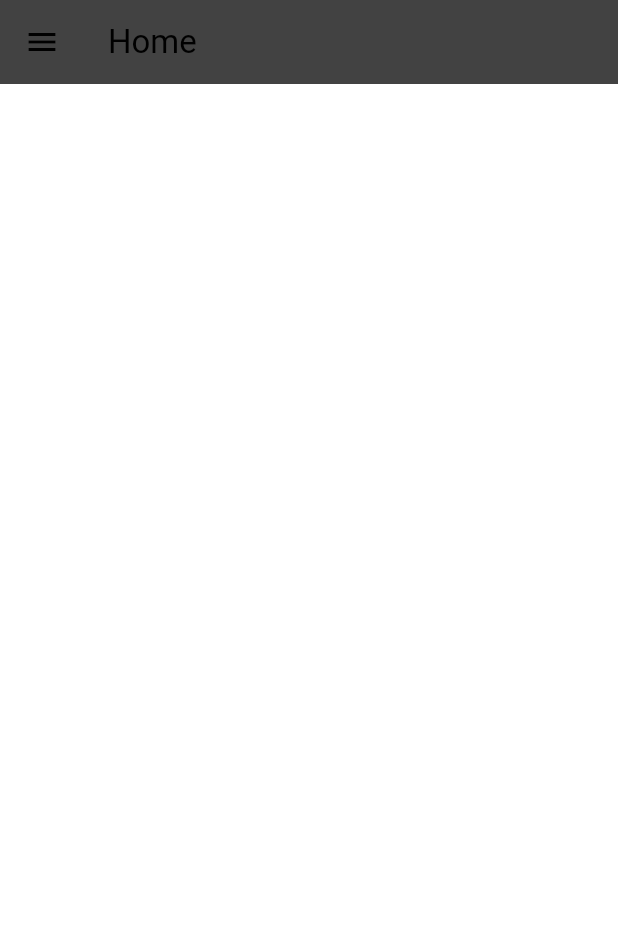
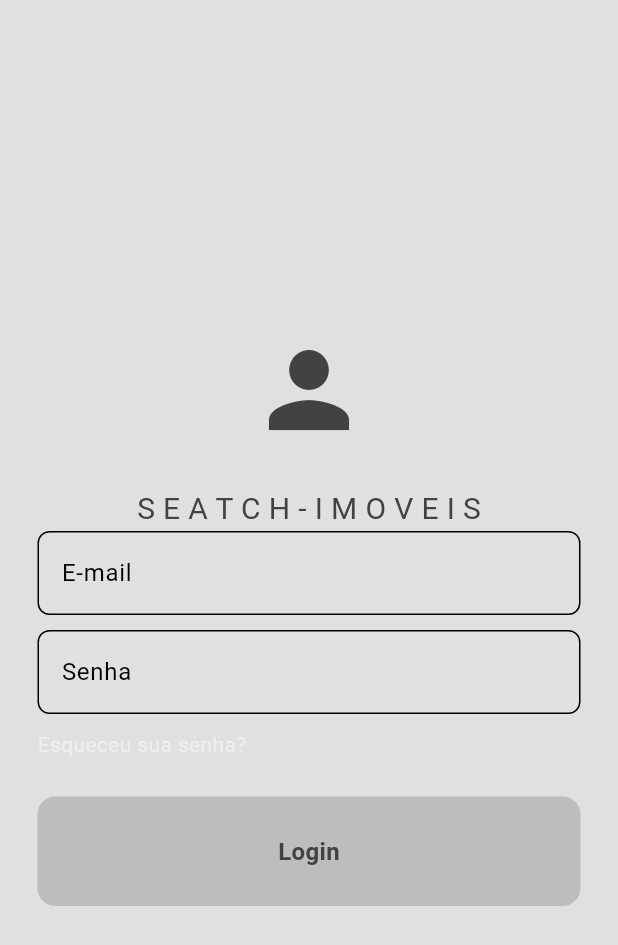
Before and after one commit to GabrielMartinello/search_imoveis, a Flutter app: the screen it shows after launch, on a phone screen of 412 x 824 dp. Shown: the top 945 px of the screen. Run offline on Flutter 3.47's test engine with Material 3 defaults, Android fonts, the phone set to English and light mode, and no system bars.

Commit message:
Adicionado pagina de login

```diff
--- /dev/null
+++ b/lib/components/button_custom.dart
@@ -0,0 +1,33 @@
+import 'package:flutter/cupertino.dart';
+import 'package:flutter/material.dart';
+
+class ButtonCustom extends StatelessWidget {
+  final String text;
+  final void Function()? onTap;
+
+  const ButtonCustom({
+    super.key,
+    required this.text,
+    required this.onTap,
+  });
+
+  @override
+  Widget build(BuildContext context) {
+    return GestureDetector(
+      onTap: onTap,
+      child: Container(
+        decoration: BoxDecoration(
+          color: Theme.of(context).colorScheme.primary,
+          borderRadius: BorderRadius.circular(12)
+        ),
+        padding: const EdgeInsets.all(25),
+        child: Center(
+          child: Text(
+            text,
+            style: const TextStyle(fontWeight: FontWeight.bold, fontSize: 16),
+          ),
+        ),
+      ),
+    );
+  }
+}
--- a/lib/components/menuDrawer.dart
+++ b/lib/components/menuDrawer.dart
@@ -83,6 +83,7 @@ class MenuDrawer extends StatelessWidget {
                   title: const Text("L O G O U T"),
                   onTap: () {
                     Navigator.pop(context);
+                    Navigator.pushNamed(context, '/login_page');
                   }
               )
           ),
--- /dev/null
+++ b/lib/components/text_field.dart
@@ -0,0 +1,29 @@
+import 'package:flutter/cupertino.dart';
+import 'package:flutter/material.dart';
+
+class TextFieldCustom extends StatelessWidget {
+  final String hintText;
+  final bool obscureText;
+  final TextEditingController controller;
+
+  const TextFieldCustom({
+    super.key,
+    required this.hintText,
+    required this.obscureText,
+    required this.controller,
+});
+
+  @override
+  Widget build(BuildContext context) {
+    return TextField(
+      controller: controller,
+      decoration: InputDecoration(
+        border: OutlineInputBorder(
+          borderRadius: BorderRadius.circular(8)
+        ),
+        hintText: hintText,
+      ),
+      obscureText: obscureText,
+    );
+  }
+}
--- a/lib/main.dart
+++ b/lib/main.dart
@@ -1,4 +1,5 @@
 import 'package:flutter/material.dart';
+import 'package:search_imoveis/pages/auth.dart';
 import 'package:search_imoveis/pages/chat.dart';
 import 'package:search_imoveis/pages/home.dart';
 import 'package:search_imoveis/pages/perfil.dart';
@@ -20,11 +21,13 @@ class MyApp extends StatelessWidget {
       title: 'Flutter Demo',
       theme: lightMode,
       darkTheme: darkMode,
-      home: Home(),
+      home: LoginPage(),
       routes: {
+        '/home_page': (context) => Home(),
         '/chat_page': (context) => ChatDetailPage(),
         '/favoritos_page': (context) => ProdutosFavoritos(),
         '/perfil_page': (context) => PerfilPage(),
+        '/login_page': (context) => LoginPage(),
       }
     );
   }
--- /dev/null
+++ b/lib/pages/auth.dart
@@ -0,0 +1,71 @@
+import 'package:flutter/cupertino.dart';
+import 'package:flutter/material.dart';
+import 'package:search_imoveis/components/button_custom.dart';
+import 'package:search_imoveis/components/text_field.dart';
+
+class LoginPage extends StatefulWidget {
+
+  @override
+  LoginPageState createState() => LoginPageState();
+  LoginPage({super.key});
+}
+
+class LoginPageState extends State<LoginPage> {
+  final TextEditingController emailController = TextEditingController();
+  final TextEditingController passwordController = TextEditingController();
+
+  @override
+  Widget build(BuildContext context) {
+    return Scaffold(
+      backgroundColor: Theme.of(context).colorScheme.background,
+      body: Center(
+        child: Padding(padding: const EdgeInsets.all(25.0),
+          child: Column(
+            mainAxisAlignment: MainAxisAlignment.center,
+            children: [
+              Icon(
+                Icons.person,
+                size: 80,
+                color: Theme.of(context).colorScheme.inversePrimary,
+              ),
+              const SizedBox(height: 25,),
+              const Text(
+                'S E A T C H - I M O V E I S',
+                style: TextStyle(fontSize: 20),
+              ),
+
+              TextFieldCustom(
+                  hintText: 'E-mail',
+                  obscureText: false,
+                  controller: emailController
+              ),
+              const SizedBox(height: 10),
+              TextFieldCustom(
+                  hintText: 'Senha',
+                  obscureText: true,
+                  controller: passwordController
+              ),
+              const SizedBox(height: 10),
+              Row(
+                children: [
+                  Text("Esqueceu sua senha?", style: TextStyle(color: Theme.of(context).colorScheme.secondary),)
+                ],
+              ),
+              const SizedBox(height: 25),
+
+              ButtonCustom(text: 'Login', onTap: login)
+
+            ],
+          ),
+        ),
+
+      ),
+    );
+  }
+
+  void login() {
+    Navigator.pop(context);
+    Navigator.pushNamed(context, '/home_page');
+  }
+
+}
```
